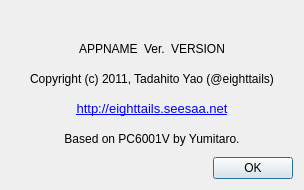
The window that src/Qt/aboutdialog.ui (eighttails/PC6001VX) describes before a commit, drawn with Qt 5.
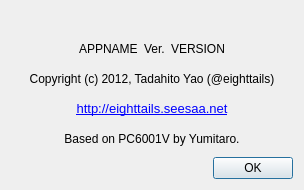
The same window after the commit. Icons and pictures are not drawn.

Commit message: Copyrightを修正

Patch:
```diff
--- a/src/Qt/aboutdialog.ui
+++ b/src/Qt/aboutdialog.ui
@@ -117,7 +117,7 @@
    <item>
     <widget class="QLabel" name="labelCopyright">
      <property name="text">
-      <string>Copyright (c) 2011, Tadahito Yao (@eighttails)</string>
+      <string>Copyright (c) 2012, Tadahito Yao (@eighttails)</string>
      </property>
      <property name="alignment">
       <set>Qt::AlignCenter</set>
```
Left out of the diff: 6 changed lines with no effect on the pictures.
